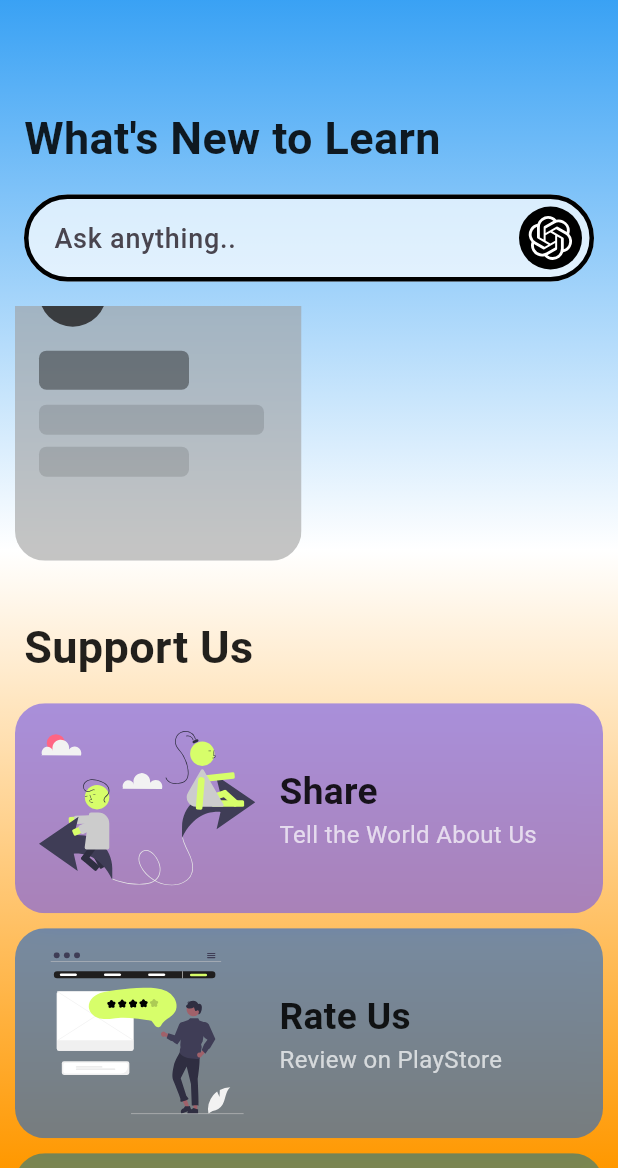
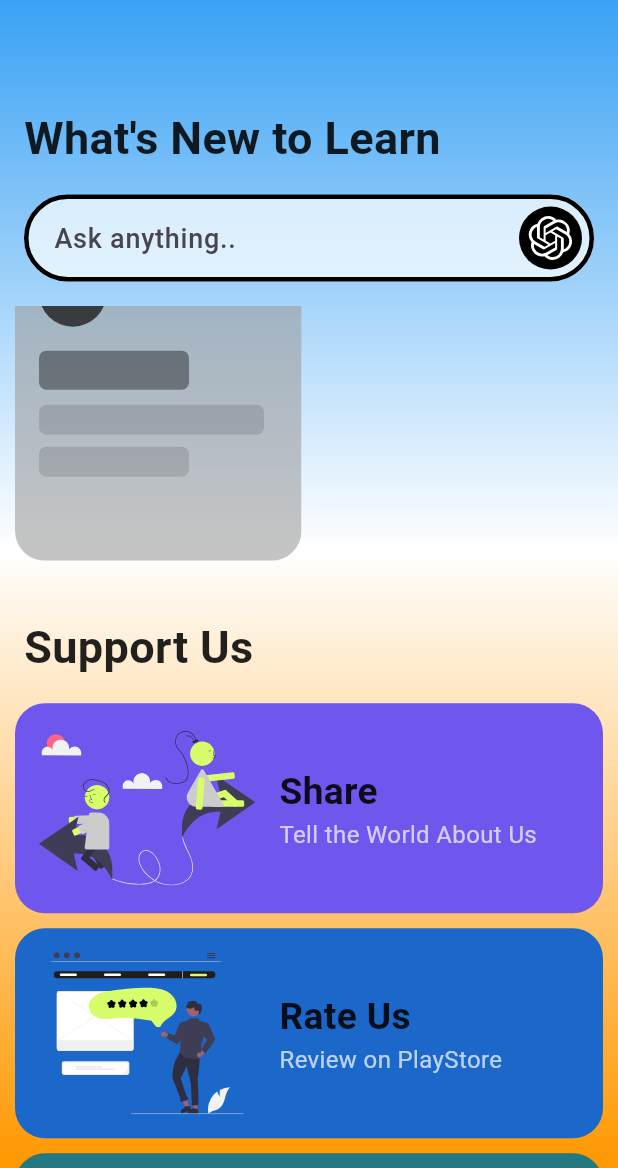
Before and after one commit to Avadhkumar-geek/StudentAI, a Flutter app: the screen it shows after launch, scrolled down 576 dp, on a phone screen of 412 x 824 dp, the part 68-1236 px from its top. Run offline on Flutter 3.47's test engine with Material 2 defaults, Android fonts, the phone set to English and light mode, and no system bars; our stand-ins replace flutter_markdown, flutter_rating_bar, flutter_spinkit, flutter_svg, google_fonts, share_plus and 1 more; missing offline and left inert: markdown, wiredash; network calls fail; Roboto replaces fonts that are missing (Ubuntu); statements that could not run were skipped.

Commit message:
minor fixes

```diff
--- a/lib/widgets/support_card.dart
+++ b/lib/widgets/support_card.dart
@@ -1,6 +1,5 @@
 import 'package:flutter/material.dart';
 import 'package:flutter_svg/flutter_svg.dart';
-import 'package:student_ai/widgets/frosted_glass.dart';
 
 class SupportCard extends StatelessWidget {
   final String title;
@@ -20,9 +19,11 @@ class SupportCard extends StatelessWidget {
   Widget build(BuildContext context) {
     return Padding(
       padding: const EdgeInsets.only(bottom: 10.0),
-      child: FrostedGlass(
-        widget: Container(
-          color: color.withOpacity(0.6),
+      child: Container(
+        decoration: BoxDecoration(
+          borderRadius: BorderRadius.circular(20),
+          color: color,
+        ),
         height: 140,
         child: Row(
           children: [
@@ -59,7 +60,6 @@ class SupportCard extends StatelessWidget {
           ],
         ),
       ),
-      ),
     );
   }
 }
--- a/pubspec.yaml
+++ b/pubspec.yaml
@@ -46,6 +46,7 @@ dependencies:
   url_launcher: ^6.1.11
   share_plus: ^7.0.2
   wiredash: ^1.7.0
+  flutter_rating_bar: ^4.0.1
 
 dev_dependencies:
   flutter_test:
```
Also changed, not shown: lib/widgets/rate_card.dart (+72 -1 lines), pubspec.lock. Lines whose indentation alone changed are shown as unchanged.
